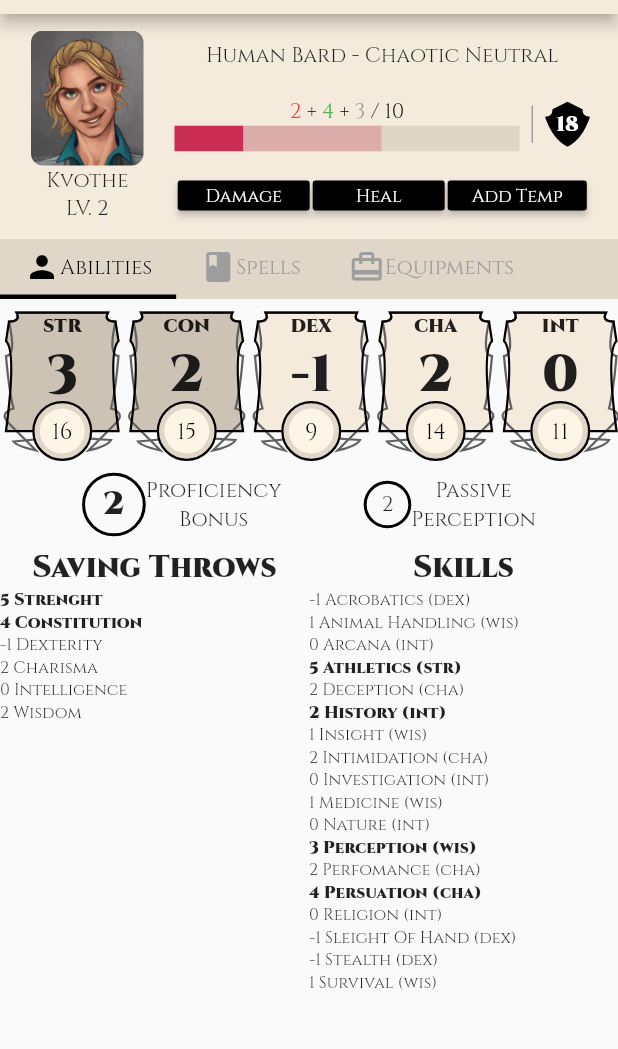
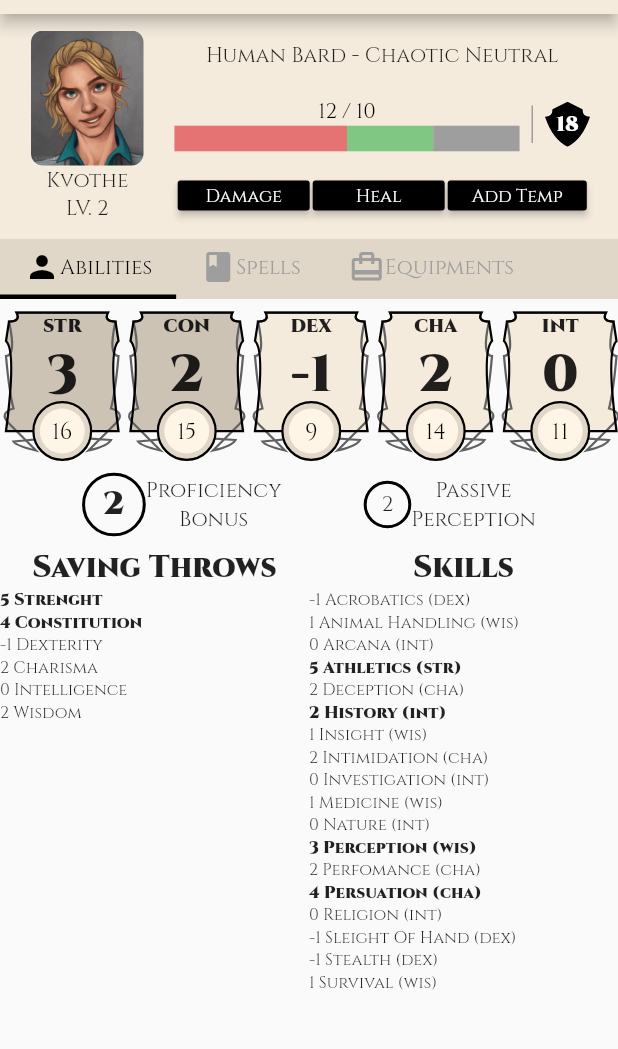
Before and after one commit to lucastercas/dnd-flutter, a Flutter app: the screen it shows after launch, on a phone screen of 412 x 824 dp, the part 70-1119 px from its top. Run offline on Flutter 3.47's test engine with Material 2 defaults, Android fonts, the phone set to English and light mode, and no system bars.

Commit message:
feat(health): Finish interaction onTap of health bar

```diff
--- a/assets/denna.json
+++ b/assets/denna.json
@@ -8,9 +8,9 @@
   "armour": 18,
   "level": 2,
   "maxHealth": 10,
-  "curHealth": 2,
+  "curHealth": 6,
   "tempHealth": 3,
-  "healing": 4,
+  "healing": 3,
   "proficiencyBonus": 2,
   "passivePerception": 16,
   "skills": {
--- a/lib/widgets/character_status.dart
+++ b/lib/widgets/character_status.dart
@@ -86,37 +86,16 @@ class _CharacterStatusState extends State<CharacterStatus> {
           fit: FlexFit.loose,
           child: Column(
             children: <Widget>[
-              Row(
-                children: <Widget>[
-                  Text(
-                    "${widget.char.curHealth}",
-                    style: TextStyle(color: Colors.red),
-                  ),
-                  widget.char.healing != 0 ? Text(" + ") : Container(),
-                  widget.char.healing != 0
-                      ? Text(
-                          "${widget.char.healing}",
-                          style: TextStyle(color: Colors.green),
-                        )
-                      : Container(),
-                  widget.char.healing != 0 ? Text(" + ") : Container(),
-                  widget.char.healing != 0
-                      ? Text(
-                          "${widget.char.tempHealth}",
-                          style: TextStyle(color: Colors.grey),
-                        )
-                      : Container(),
-                  Text(
-                    " / ${widget.char.maxHealth}",
-                    style: TextStyle(color: Colors.black),
-                  )
-                ],
+              Text(
+                "${widget.char.curHealth + widget.char.healing + widget.char.tempHealth} / ${widget.char.maxHealth}",
+                style: TextStyle(color: Colors.black),
               ),
               Container(
                 width: 230,
                 child: LinearHealthProgressIndicator(
                   maxHealth: widget.char.maxHealth,
                   curHealth: widget.char.curHealth,
+                  tempHealth: widget.char.tempHealth,
                   healing: widget.char.healing,
                 ),
               ),
--- a/lib/widgets/health_bar.dart
+++ b/lib/widgets/health_bar.dart
@@ -1,4 +1,5 @@
 import 'package:flutter/foundation.dart';
+import 'dart:math' as math;
 import 'package:flutter/material.dart';
 
 const int _kIndeterminateLinearDuration = 1800;
@@ -8,20 +9,14 @@ abstract class HealthProgressIndicator extends StatefulWidget {
     Key key,
     this.maxHealth,
     this.curHealth,
+    this.tempHealth,
     this.healing,
   }) : super(key: key);
 
   final int maxHealth;
   final int curHealth;
+  final int tempHealth;
   final int healing;
-
-  final Color backgroundColor = const Color.fromRGBO(223, 214, 199, 8);
-  final Animation<Color> healthColor = const AlwaysStoppedAnimation<Color>(
-    Color.fromRGBO(202, 46, 85, 8),
-  );
-  final Animation<Color> healingColor = const AlwaysStoppedAnimation<Color>(
-    Color.fromRGBO(219, 174, 172, 1),
-  );
 }
 
 class LinearHealthProgressIndicator extends HealthProgressIndicator {
@@ -29,13 +24,14 @@ class LinearHealthProgressIndicator extends HealthProgressIndicator {
     Key key,
     int maxHealth,
     int curHealth,
+    int tempHealth,
     int healing,
     Color backgroundColor,
-    Animation<Color> healthColor,
   }) : super(
           key: key,
           maxHealth: maxHealth,
           curHealth: curHealth,
+          tempHealth: tempHealth,
           healing: healing,
         );
 
@@ -48,10 +44,18 @@ class _LinearHealthProgressIndicatorState
     extends State<LinearHealthProgressIndicator>
     with SingleTickerProviderStateMixin {
   AnimationController _controller;
+  bool _showText;
+  Animation<Color> _healthColor = AlwaysStoppedAnimation<Color>(
+    Colors.red[300],
+  );
+  Animation<Color> _healingColor = AlwaysStoppedAnimation<Color>(
+    Colors.green[300],
+  );
 
   @override
   void initState() {
     super.initState();
+    _showText = false;
     _controller = AnimationController(
       duration: const Duration(milliseconds: _kIndeterminateLinearDuration),
       vsync: this,
@@ -76,20 +80,34 @@ class _LinearHealthProgressIndicatorState
 
   Widget _buildIndicator(BuildContext context, double animationValue,
       TextDirection textDirection) {
-    return Container(
+    return GestureDetector(
+      onTap: () {
+        setState(() {
+          _showText = true;
+        });
+        Future.delayed(Duration(seconds: 3), () {
+          setState(() {
+            _showText = false;
+          });
+        });
+      },
+      child: Container(
         constraints: const BoxConstraints(
           minWidth: double.infinity,
           minHeight: 17,
         ),
         child: CustomPaint(
           painter: _LinearHealthProgressIndicatorPainter(
-          backgroundColor: widget.backgroundColor,
-          healthColor: widget.healthColor.value,
-          healingColor: widget.healingColor.value,
-          healthValue: (widget.curHealth / widget.maxHealth),
-          healingValue: (widget.healing / widget.maxHealth),
+            curHealth: widget.curHealth,
+            curHealthColor: _healthColor.value,
+            healing: widget.healing,
+            healingColor: _healingColor.value,
+            temp: widget.tempHealth,
+            maxHealth: widget.maxHealth,
             animationValue: animationValue,
             textDirection: textDirection,
+            showText: _showText,
+          ),
         ),
       ),
     );
@@ -98,10 +116,8 @@ class _LinearHealthProgressIndicatorState
   @override
   Widget build(BuildContext context) {
     final TextDirection textDirection = Directionality.of(context);
-
     // if (widget.value != null)
     //   return _buildIndicator(context, _controller.value, textDirection);
-
     return AnimatedBuilder(
       animation: _controller.view,
       builder: (BuildContext context, Widget child) {
@@ -113,21 +129,34 @@ class _LinearHealthProgressIndicatorState
 
 class _LinearHealthProgressIndicatorPainter extends CustomPainter {
   const _LinearHealthProgressIndicatorPainter({
-    this.backgroundColor,
-    this.healthColor,
+    // this.backgroundColor,
+    this.curHealth,
+    this.curHealthColor,
+    this.healing,
     this.healingColor,
-    this.healthValue,
-    this.healingValue,
+    this.maxHealth,
     this.animationValue,
+    this.showText,
+    this.temp,
+    this.tempColor,
     @required this.textDirection,
   }) : assert(textDirection != null);
+  final Color backgroundColor = const Color.fromRGBO(223, 214, 199, 8);
 
-  final Color backgroundColor;
-  final Color healthColor;
+  // final Color backgroundColor;
+  final int curHealth;
+  final Color curHealthColor;
+
+  final int healing;
   final Color healingColor;
-  final double healthValue;
-  final double healingValue;
+
+  final int temp;
+  final Color tempColor;
+
+  final int maxHealth;
+
   final double animationValue;
+  final bool showText;
   final TextDirection textDirection;
 
   @override
@@ -139,45 +168,86 @@ class _LinearHealthProgressIndicatorPainter extends CustomPainter {
     canvas.drawRect(Offset.zero & size, bkgPaint);
 
     final healthPaint = Paint()
-      ..color = healthColor
+      ..color = curHealthColor
       ..style = PaintingStyle.fill;
 
     final healingPaint = Paint()
       ..color = healingColor
       ..style = PaintingStyle.fill;
 
-    void drawHealthBar(double x, double width) {
+    final tempPaint = Paint()
+      ..color = Colors.grey
+      ..style = PaintingStyle.fill;
+
+    void drawBar({double begin, double width, Paint paint}) {
       if (width <= 0.0) return;
-      double left = x;
+      double left = begin;
       canvas.drawRect(
         Offset(left, 0.0) & Size(width, size.height),
-        healthPaint,
+        paint,
       );
     }
 
-    void drawHealingBar(double x, double width) {
-      if (width <= 0.0) return;
-      double left = x;
-      canvas.drawRect(
-        Offset(left, 0.0) & Size(width, size.height),
-        healingPaint,
+    void drawText(String text, Offset offset) {
+      TextSpan span = TextSpan(
+        style: TextStyle(color: Colors.white, fontFamily: 'Cinzel'),
+        text: "$text",
+      );
+      TextPainter tp = TextPainter(
+        text: span,
+        textAlign: TextAlign.left,
+        textDirection: TextDirection.ltr,
+      );
+      tp.layout();
+      tp.paint(
+        canvas,
+        offset,
       );
     }
 
-    drawHealthBar(0.0, healthValue.clamp(0.0, 1.0) * size.width as double);
-    drawHealingBar(
-      healthValue.clamp(0.0, 1.0) * size.width as double,
-      healingValue.clamp(0.0, 1.0) * size.width as double,
+    int max = math.max(maxHealth, curHealth + healing + temp);
+
+    double healthBegin = 0.0;
+    double healthSize = (curHealth / max).clamp(0.0, 1.0) * size.width;
+    drawBar(
+      begin: healthBegin,
+      width: healthSize,
+      paint: healthPaint,
     );
+
+    double healingBegin = healthBegin + healthSize;
+    double healingSize = (healing / max).clamp(0.0, 1.0) * size.width;
+    drawBar(
+      begin: healingBegin,
+      width: healingSize,
+      paint: healingPaint,
+    );
+
+    double tempBegin = healingBegin + healingSize;
+    double tempSize = (temp / max).clamp(0.0, 1.0) * size.width;
+    drawBar(
+      begin: tempBegin,
+      width: tempSize,
+      paint: tempPaint,
+    );
+
+    showText ? drawText("$curHealth", Offset(healthSize / 2, 0)) : null;
+
+    showText
+        ? drawText("$healing", Offset(healingBegin + (healingSize / 2), 0))
+        : null;
+
+    showText ? drawText("$temp", Offset(tempBegin + (tempSize / 2), 0)) : null;
   }
 
   @override
   bool shouldRepaint(_LinearHealthProgressIndicatorPainter oldPainter) {
     return oldPainter.backgroundColor != backgroundColor ||
-        oldPainter.healthColor != healthColor ||
-        oldPainter.healthValue != healthValue ||
-        oldPainter.healingValue != healingValue ||
+        oldPainter.curHealth != curHealth ||
+        oldPainter.healing != healing ||
+        oldPainter.temp != temp ||
+        oldPainter.maxHealth != maxHealth ||
         oldPainter.animationValue != animationValue ||
-        oldPainter.textDirection != textDirection;
+        oldPainter.showText != showText;
   }
 }
```
Lines whose indentation alone changed are shown as unchanged.
